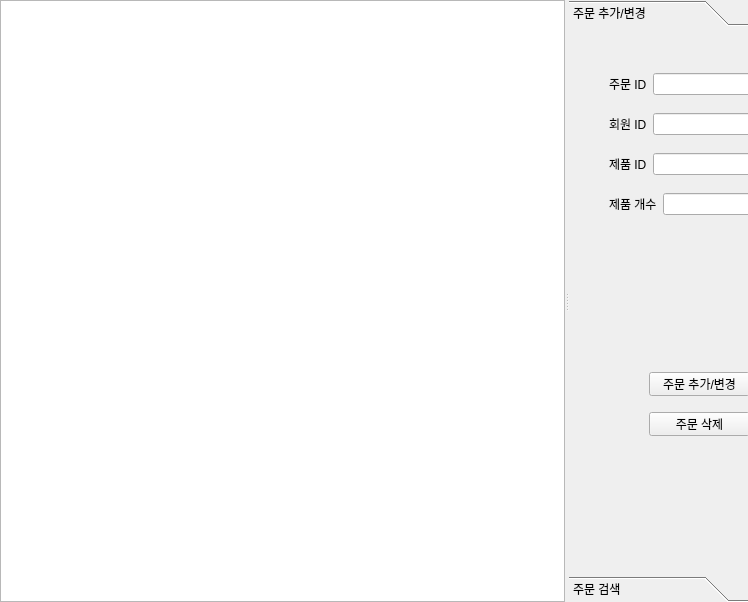
This is ui/orderui.ui in didwnsgur999/Trpg_Table_Server as Qt 5 draws it before an edit. The edited form follows.
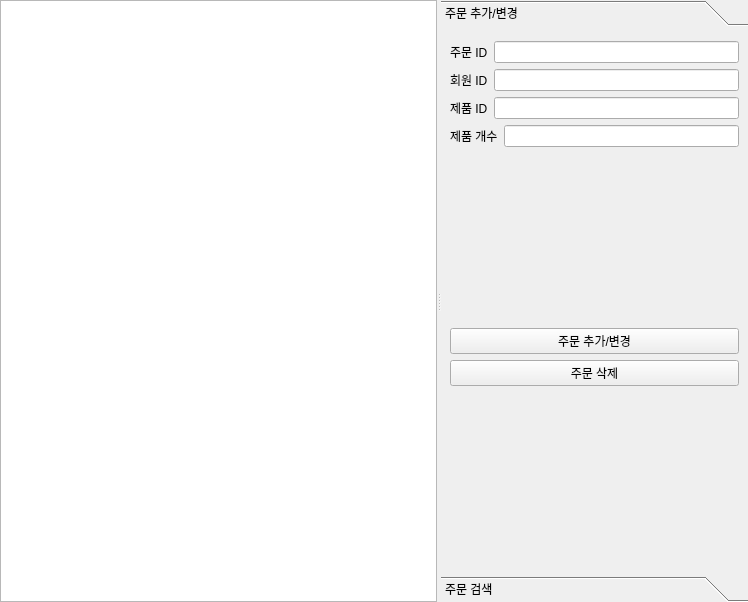
This is the edited form.

Patch:
```diff
--- a/ui/orderui.ui
+++ b/ui/orderui.ui
@@ -41,48 +41,29 @@
         <rect>
          <x>0</x>
          <y>0</y>
-         <width>381</width>
+         <width>158</width>
          <height>554</height>
         </rect>
        </property>
        <attribute name="label">
         <string>주문 추가/변경</string>
        </attribute>
-       <widget class="QPushButton" name="AddButton">
-        <property name="geometry">
-         <rect>
-          <x>80</x>
-          <y>340</y>
-          <width>101</width>
-          <height>24</height>
-         </rect>
-        </property>
+       <layout class="QVBoxLayout" name="verticalLayout_3">
+        <item>
+         <layout class="QHBoxLayout" name="horizontalLayout">
+          <item>
+           <widget class="QLabel" name="IDlabel">
         <property name="text">
-         <string>주문 추가/변경</string>
-        </property>
-       </widget>
-       <widget class="QPushButton" name="DeleteButton">
-        <property name="geometry">
-         <rect>
-          <x>80</x>
-          <y>380</y>
-          <width>101</width>
-          <height>24</height>
-         </rect>
-        </property>
-        <property name="text">
-         <string>주문 삭제</string>
-        </property>
-       </widget>
-       <widget class="QWidget" name="layoutWidget">
-        <property name="geometry">
-         <rect>
-          <x>40</x>
-          <y>80</y>
-          <width>189</width>
-          <height>24</height>
-         </rect>
-        </property>
+             <string>주문 ID</string>
+            </property>
+           </widget>
+          </item>
+          <item>
+           <widget class="QLineEdit" name="IDLineEdit"/>
+          </item>
+         </layout>
+        </item>
+        <item>
         <layout class="QHBoxLayout" name="horizontalLayout_2">
          <item>
           <widget class="QLabel" name="CustomerLabel">
@@ -95,16 +76,8 @@
           <widget class="QLineEdit" name="CustomerLineEdit"/>
          </item>
         </layout>
-       </widget>
-       <widget class="QWidget" name="layoutWidget_2">
-        <property name="geometry">
-         <rect>
-          <x>40</x>
-          <y>120</y>
-          <width>189</width>
-          <height>24</height>
-         </rect>
-        </property>
+        </item>
+        <item>
         <layout class="QHBoxLayout" name="horizontalLayout_3">
          <item>
           <widget class="QLabel" name="ProductLabel">
@@ -117,16 +90,8 @@
           <widget class="QLineEdit" name="ProductLineEdit"/>
          </item>
         </layout>
-       </widget>
-       <widget class="QWidget" name="layoutWidget_6">
-        <property name="geometry">
-         <rect>
-          <x>40</x>
-          <y>160</y>
-          <width>189</width>
-          <height>24</height>
-         </rect>
-        </property>
+        </item>
+        <item>
         <layout class="QHBoxLayout" name="horizontalLayout_7">
          <item>
           <widget class="QLabel" name="ProductCntLabel">
@@ -139,29 +104,48 @@
           <widget class="QLineEdit" name="ProductCntLineEdit"/>
          </item>
         </layout>
-       </widget>
-       <widget class="QWidget" name="layoutWidget">
-        <property name="geometry">
-         <rect>
-          <x>40</x>
-          <y>40</y>
-          <width>189</width>
-          <height>24</height>
-         </rect>
-        </property>
-        <layout class="QHBoxLayout" name="horizontalLayout">
+        </item>
+        <item>
+         <spacer name="verticalSpacer">
+          <property name="orientation">
+           <enum>Qt::Orientation::Vertical</enum>
+          </property>
+          <property name="sizeHint" stdset="0">
+           <size>
+            <width>20</width>
+            <height>194</height>
+           </size>
+          </property>
+         </spacer>
+        </item>
          <item>
-          <widget class="QLabel" name="IDlabel">
+         <widget class="QPushButton" name="AddButton">
            <property name="text">
-            <string>주문 ID</string>
+           <string>주문 추가/변경</string>
            </property>
           </widget>
          </item>
          <item>
-          <widget class="QLineEdit" name="IDLineEdit"/>
-         </item>
-        </layout>
-       </widget>
+         <widget class="QPushButton" name="DeleteButton">
+          <property name="text">
+           <string>주문 삭제</string>
+          </property>
+         </widget>
+        </item>
+        <item>
+         <spacer name="verticalSpacer_2">
+          <property name="orientation">
+           <enum>Qt::Orientation::Vertical</enum>
+          </property>
+          <property name="sizeHint" stdset="0">
+           <size>
+            <width>20</width>
+            <height>194</height>
+           </size>
+          </property>
+         </spacer>
+        </item>
+       </layout>
       </widget>
       <widget class="QWidget" name="OSearch">
        <property name="geometry">
```
Left out of the diff: 2 changed lines with no effect on the pictures. Lines whose indentation alone changed are shown as unchanged.
